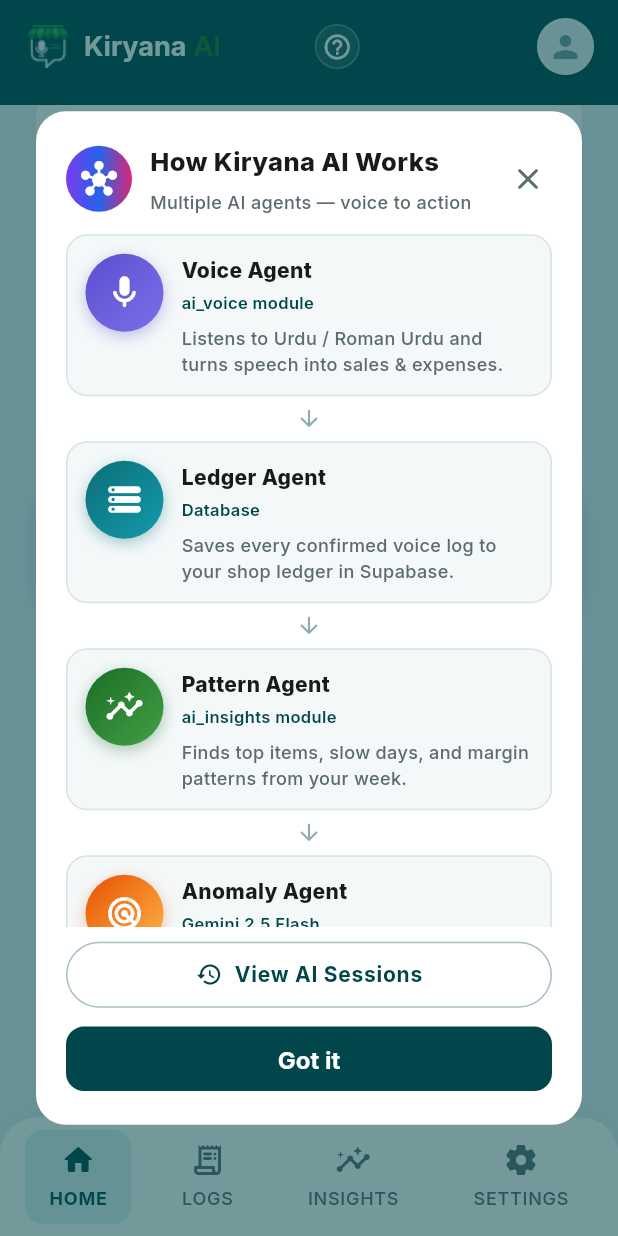
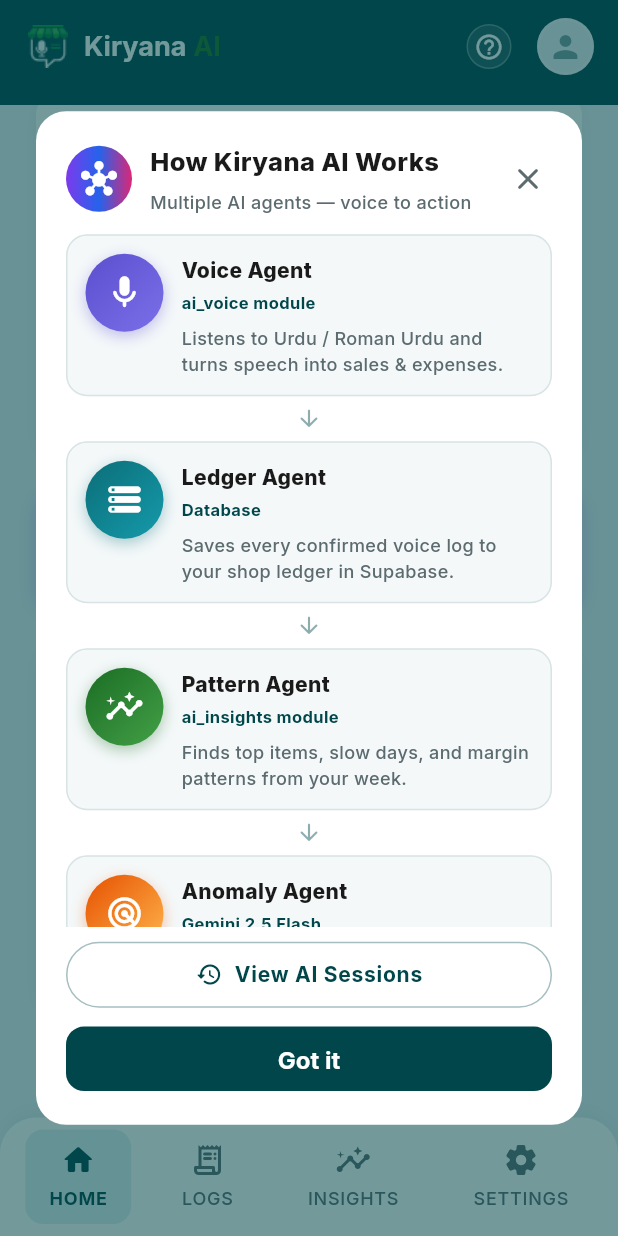
Before and after one commit to azzammasood/kiryana-ai, a Flutter app: the DashboardScreen screen opened by its route, scrolled down 234 dp, after a tap on the "help outline" icon, on a phone screen of 412 x 824 dp. Run offline on Flutter 3.47's test engine with Material 3 defaults, Android fonts, the phone set to English and light mode, and no system bars; our stand-ins replace dio, flutter_riverpod, go_router, google_fonts, image_picker, shared_preferences and 1 more; missing offline and left inert: dart:html, dart:js_interop; accounts and stored records are empty.

Commit message:
Fix UI readability: how-it-works labels, session date, trace ID layout, header icons.

```diff
--- a/kiryana-ai-frontend/lib/features/dashboard/widgets/dashboard_app_bar.dart
+++ b/kiryana-ai-frontend/lib/features/dashboard/widgets/dashboard_app_bar.dart
@@ -29,15 +29,12 @@
       child: Directionality(
         textDirection: TextDirection.ltr, // Keep layout fixed
         child: Row(
-          mainAxisAlignment: MainAxisAlignment.spaceBetween,
           crossAxisAlignment: CrossAxisAlignment.center,
           children: [
-            // Logo & Title
             Row(
               children: [
                 const AnimatedTopBarLogo(size: 32),
                 const SizedBox(width: AppSpacing.sm),
-                // Title
                 RichText(
                   text: TextSpan(
                     children: [
@@ -63,7 +60,10 @@
                 ),
               ],
             ),
-
+            const Spacer(),
+            Row(
+              mainAxisSize: MainAxisSize.min,
+              children: [
                 IconButton(
                   onPressed: () => showHowItWorksDialog(context, ref),
                   tooltip: isUrdu ? 'یہ کیسے کام کرتا ہے' : 'How it works',
@@ -84,9 +84,7 @@
                     ),
                   ),
                 ),
-            const SizedBox(width: 4),
-
-            // Profile Picture
+                const SizedBox(width: 6),
                 GestureDetector(
                   onTap: () => context.go('/settings'),
                   child: Container(
@@ -103,7 +101,8 @@
                           ? DecorationImage(
                               image: kIsWeb
                                   ? NetworkImage(profile.profilePicPath!)
-                              : FileImage(File(profile.profilePicPath!)) as ImageProvider,
+                                  : FileImage(File(profile.profilePicPath!))
+                                      as ImageProvider,
                               fit: BoxFit.cover,
                             )
                           : null,
@@ -119,6 +118,8 @@
                 ),
               ],
             ),
+          ],
+        ),
       ),
     );
   }
--- a/kiryana-ai-frontend/lib/features/dashboard/widgets/how_it_works_dialog.dart
+++ b/kiryana-ai-frontend/lib/features/dashboard/widgets/how_it_works_dialog.dart
@@ -388,8 +388,10 @@
                   isUrdu ? agent.roleUr : agent.roleEn,
                   style: GoogleFonts.inter(
                     fontSize: 11,
-                    fontWeight: FontWeight.w600,
-                    color: AppColors.primary,
+                    fontWeight: FontWeight.w700,
+                    color: isDark
+                        ? const Color(0xFF7DD3FC)
+                        : AppColors.primary,
                   ),
                 ),
                 const SizedBox(height: 6),
@@ -398,7 +400,9 @@
                   style: GoogleFonts.inter(
                     fontSize: 12,
                     fontWeight: FontWeight.w500,
-                    color: textSecondary,
+                    color: isDark
+                        ? AppColors.white.withValues(alpha: 0.88)
+                        : textSecondary,
                     height: 1.4,
                   ),
                 ),
--- a/kiryana-ai-frontend/lib/features/logs/models/agent_trace_model.dart
+++ b/kiryana-ai-frontend/lib/features/logs/models/agent_trace_model.dart
@@ -49,6 +49,8 @@
     text = text.replaceAll(RegExp(r'\[Errno\s+\d+\][^.]*\.?\s*', caseSensitive: false), '');
     text = text.replaceAll(RegExp(r'[A-Za-z]:\\[^\s]+'), '');
     text = text.replaceAll(RegExp(r'(?:/[\w.-]+)+\.json'), 'cloud credentials');
+    text = text.replaceAll(RegExp(r"\.json'?", caseSensitive: false), '');
+    text = text.replaceAll(RegExp(r"\bjson'?\b", caseSensitive: false), '');
     text = text.replaceAll(RegExp(r'\s{2,}'), ' ').trim();
     return text;
   }
```
Also changed, not shown: kiryana-ai-frontend/lib/features/logs/screens/ai_logs_list_screen.dart (+11 -10 lines), kiryana-ai-frontend/lib/features/logs/screens/ai_system_logs_screen.dart (+13 -15 lines), 1 other file. Lines whose indentation alone changed are shown as unchanged.
